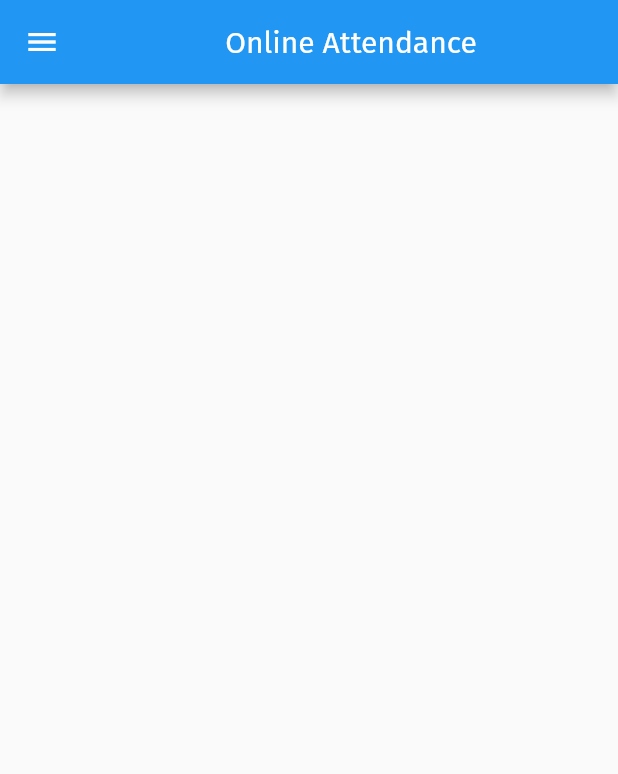
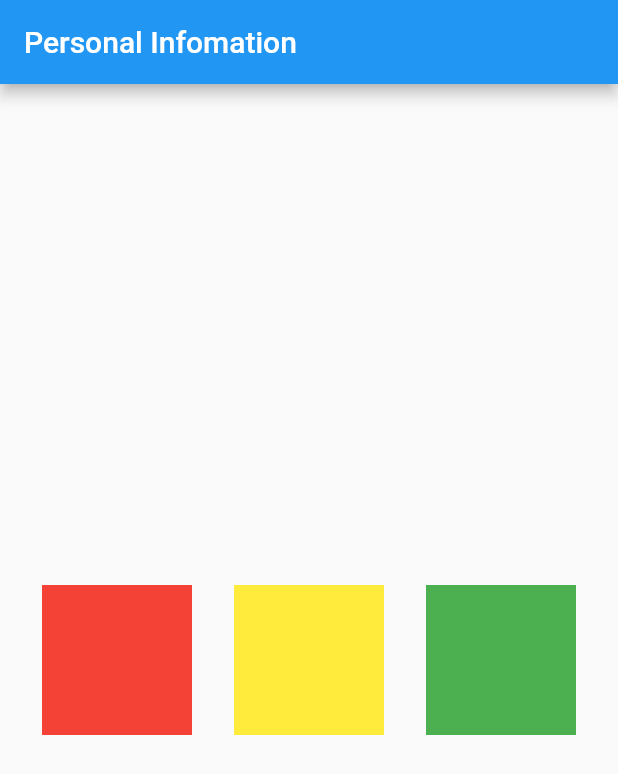
Before and after one commit to karkiayush/FlutterAppdev, a Flutter app: the screen it shows after launch, on a phone screen of 412 x 824 dp. Shown: the top 774 px of the screen. Run offline on Flutter 3.47's test engine with Material 2 defaults, Android fonts, the phone set to English and light mode, and no system bars.

Commit message:
learned about row and column

```diff
--- a/lib/main.dart
+++ b/lib/main.dart
@@ -82,77 +82,58 @@ class Homepage extends StatelessWidget {
 }
 */
 
-// Src code of practise of chapter where I learned about the drawer, list view, circle avatar and the floating action button
-
+// Row and Columns in dart
 import 'package:flutter/material.dart';
 
 void main(List<String> args) {
   // ignore: prefer_const_constructors
   runApp(MaterialApp(
-    title: "Online Attendance",
+    title: "Personal Information",
     home: Homepage(),
-    theme: ThemeData.light().copyWith(textTheme: const TextTheme()),
   ));
 }
 
 class Homepage extends StatelessWidget {
-  @override
   Widget build(BuildContext context) {
     return Scaffold(
-      appBar: AppBar(
-        // ignore: prefer_const_constructors
-        title: Center(
-          child: const Text(
-            "Online Attendance",
-            style: TextStyle(
-                color: Colors.white,
-                fontStyle: FontStyle.normal,
-                fontFamily: 'Fira'),
-          ),
-        ),
-      ),
-      body: Container(),
-      drawer: Drawer(
-        child: ListView(
-          children: const <Widget>[
-            UserAccountsDrawerHeader(
-              accountName: Text("Steven Smith"),
-              accountEmail: Text("smithysteven49@gmail.com"),
-              currentAccountPicture: CircleAvatar(
-                backgroundImage: NetworkImage(
-                    "https://images.unsplash.com/photo-1599842057874-37393e9342df?ixlib=rb-1.2.1&ixid=MnwxMjA3fDB8MHxwaG90by1wYWdlfHx8fGVufDB8fHx8&auto=format&fit=crop&w=387&q=80"),
-              ),
+      // ignore: prefer_const_constructors
+      appBar: AppBar(title: Text("Personal Infomation")),
+
+      body: Center(
+        child: Row(
+          // "spacebetween" : creates the gap between the container box, but don't leaves the space between the border and side containers
+
+          //spacearound : spacebetween + space in the side container as well
+
+          //spaceEvenly : leaves equal space between the all of the containers
+          mainAxisAlignment: MainAxisAlignment.spaceEvenly,
+          children: [
+            // First container
+            Container(
+              // ignore: prefer_const_constructors
+              padding: EdgeInsets.all(0),
+              height: 100,
+              width: 100,
+              color: Colors.red,
             ),
-            ListTile(
-              title: Text("Present record"),
-              leading: Icon(Icons.computer),
-              subtitle: Text("days"),
+
+            // Second container
+            Container(
+              // ignore: prefer_const_constructors
+              padding: EdgeInsets.all(0),
+              height: 100,
+              width: 100,
+              color: Colors.yellow,
             ),
-            ListTile(
-              leading: Icon(Icons.event_available),
-              title: Text("Absent record"),
-              subtitle: Text("days"),
+
+            // Third container
+            Container(
+              // ignore: prefer_const_constructors
+              padding: EdgeInsets.all(0),
+              height: 100,
+              width: 100,
+              color: Colors.green,
             ),
-            ListTile(
-              leading: Icon(Icons.assessment),
-              title: Text("Results"),
-            ),
-            ListTile(
-              title: Text("Assignments"),
-              leading: Icon(Icons.assignment),
-            ),
-            ListTile(
-              title: Text("Contact with Administration "),
-              leading: Icon(Icons.contact_phone),
-            ),
-            ListTile(
-              leading: Icon(Icons.account_circle),
-              title: Text("Manage your google account"),
-              subtitle: Text(
-                "more",
-                style: TextStyle(fontWeight: FontWeight.w600),
-              ),
-            )
           ],
         ),
       ),
```
Also changed, not shown: lib/practise3.dart (deleted, +0 -82 lines).
